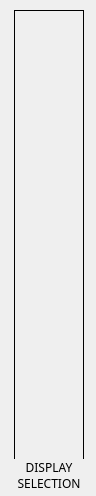
Old version of the form botonera/forms/zone_displayselection.ui in the repository jordan045/tdc-botonera.
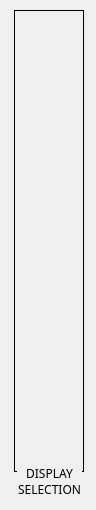
New version of the form. Icons and pictures are not drawn.

```diff
--- a/botonera/forms/zone_displayselection.ui
+++ b/botonera/forms/zone_displayselection.ui
@@ -7,19 +7,19 @@
     <x>0</x>
     <y>0</y>
     <width>96</width>
-    <height>496</height>
+    <height>510</height>
    </rect>
   </property>
   <property name="minimumSize">
    <size>
     <width>96</width>
-    <height>496</height>
+    <height>510</height>
    </size>
   </property>
   <property name="maximumSize">
    <size>
     <width>96</width>
-    <height>496</height>
+    <height>510</height>
    </size>
   </property>
   <property name="windowTitle">
@@ -326,9 +326,9 @@
   <widget class="QLabel" name="label">
    <property name="geometry">
     <rect>
-     <x>10</x>
-     <y>459</y>
-     <width>78</width>
+     <x>17</x>
+     <y>465</y>
+     <width>65</width>
      <height>39</height>
     </rect>
    </property>
```
